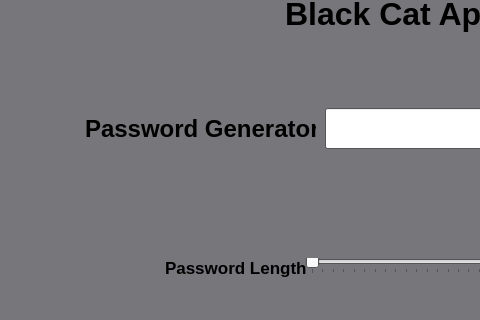
This is Black-Cat-App/mainwindow.ui in jackr276/BlackCat as Qt 5 draws it before an edit; both pictures show x 165 to 645 and y 142 to 462 of the 1411 by 754 pixel window. The edited form follows.
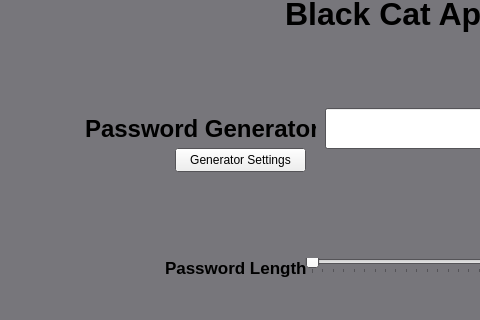
This is the edited form.

Commit message: created second dialogue window, &  linked it

The edit to the form file:
```diff
--- a/Black-Cat-App/mainwindow.ui
+++ b/Black-Cat-App/mainwindow.ui
@@ -262,6 +262,19 @@
      </font>
     </property>
    </widget>
+   <widget class="QPushButton" name="password_generation_settings">
+    <property name="geometry">
+     <rect>
+      <x>340</x>
+      <y>290</y>
+      <width>131</width>
+      <height>24</height>
+     </rect>
+    </property>
+    <property name="text">
+     <string>Generator Settings</string>
+    </property>
+   </widget>
   </widget>
   <widget class="QMenuBar" name="menubar">
    <property name="geometry">
```
The commit also changes 5 other files.
